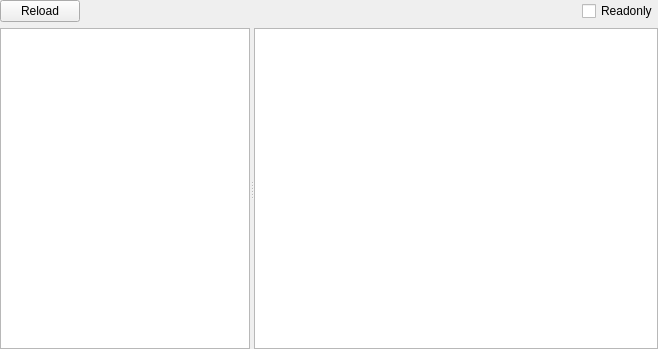
horsicq/FormatWidgets, file PE/pewidget.ui: the form before one commit.
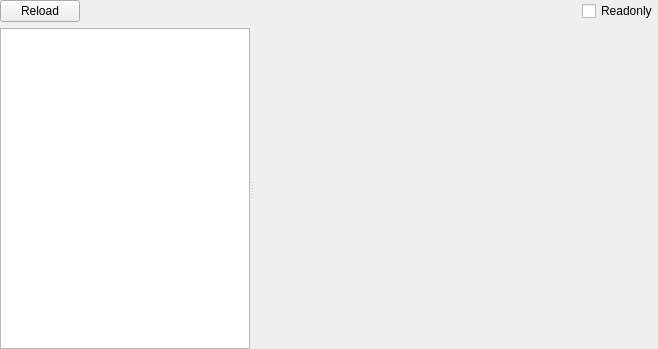
The form after the commit. Custom widgets are drawn as their Qt base class.

```diff
--- a/PE/pewidget.ui
+++ b/PE/pewidget.ui
@@ -92,7 +92,7 @@
      </widget>
      <widget class="QStackedWidget" name="stackedWidgetInfo">
       <property name="currentIndex">
-       <number>12</number>
+       <number>13</number>
       </property>
       <widget class="QWidget" name="page_HEX">
        <layout class="QVBoxLayout" name="verticalLayout_13">
@@ -656,6 +656,7 @@
         </item>
        </layout>
       </widget>
+      <widget class="QWidget" name="page_LoadConfig"/>
       <widget class="QWidget" name="page_Overlay">
        <layout class="QVBoxLayout" name="verticalLayout_11">
         <property name="spacing">
```
